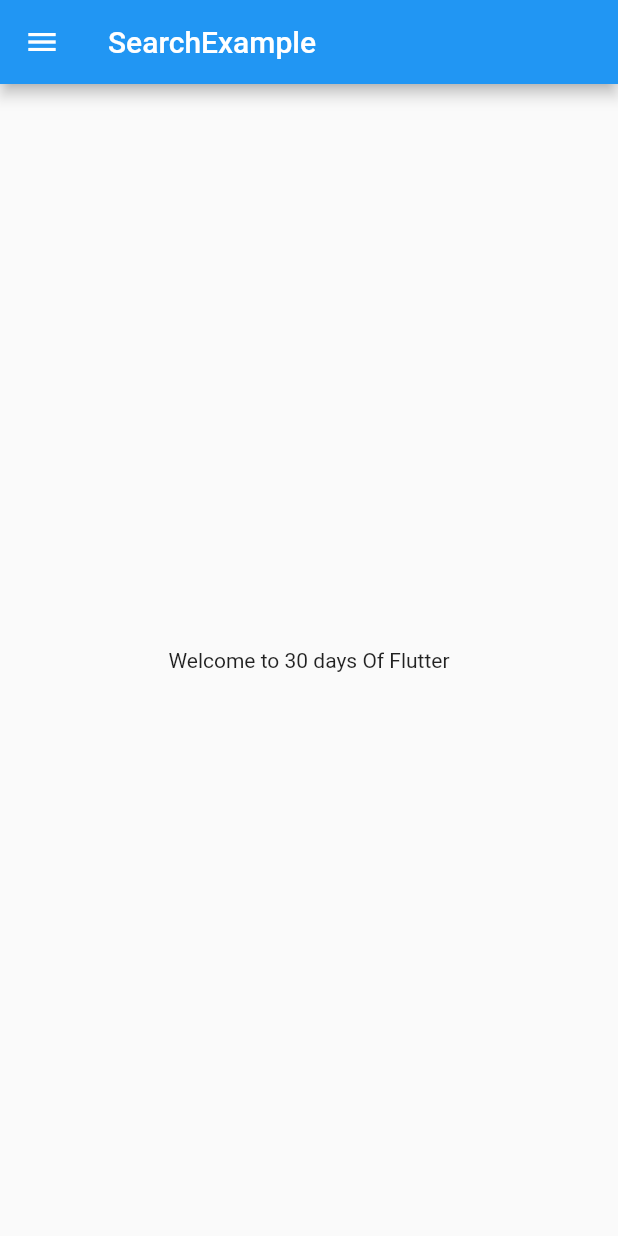
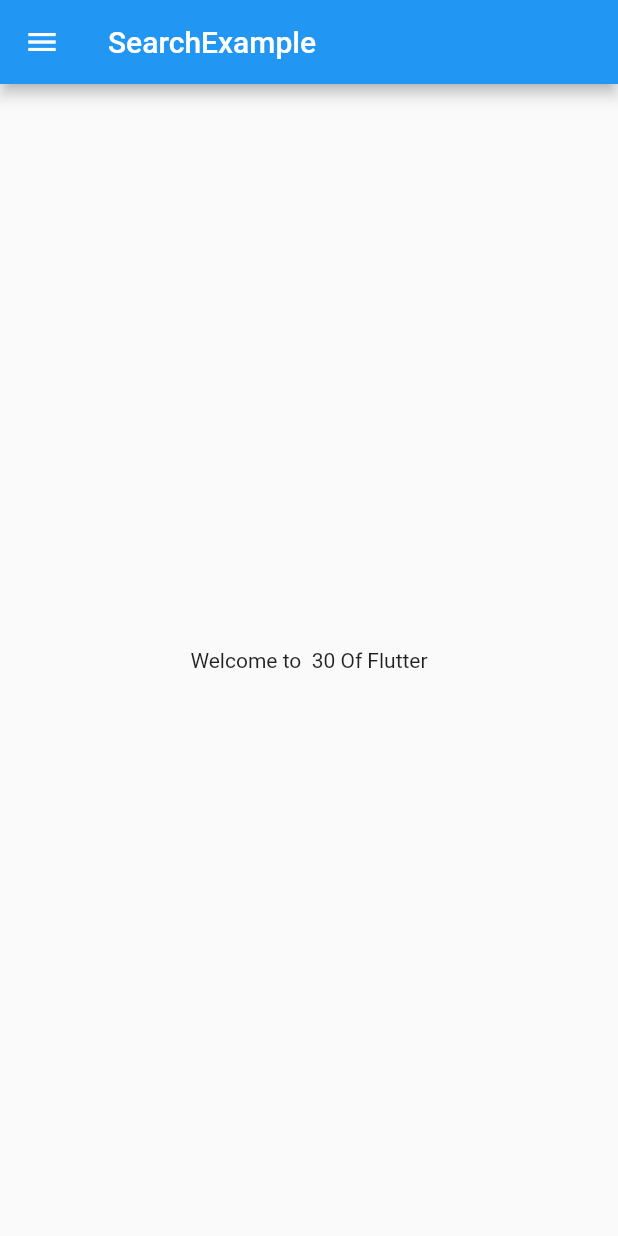
Before and after one commit to Vivek-kumar-1/30daysofflutter, a Flutter app: the screen it shows after launch, on a phone screen of 412 x 824 dp. Run offline on Flutter 3.47's test engine with Material 2 defaults, Android fonts, the phone set to English and light mode, and no system bars.

Commit message:
day 2 completed

```diff
--- a/lib/homepage.dart
+++ b/lib/app_screens/homepage.dart
@@ -1,7 +1,9 @@
 import 'package:flutter/material.dart';
 
+// ignore: must_be_immutable
 class HomePage extends StatelessWidget {
-  const HomePage({Key? key}) : super(key: key);
+  int days = 30;
+  String name = 'Flutter';
 
   @override
   Widget build(BuildContext context) {
@@ -11,7 +13,7 @@ class HomePage extends StatelessWidget {
       ),
       body: Center(
         child: Container(
-          child: Text('Welcome to 30 days Of Flutter'),
+          child: Text('Welcome to  $days Of $name'),
         ),
       ),
       drawer: Drawer(),
--- a/lib/main.dart
+++ b/lib/main.dart
@@ -1,6 +1,6 @@
 import 'package:flutter/material.dart';
 
-import 'homepage.dart';
+import 'app_screens/homepage.dart';
 
 void main() {
   runApp(MyApp());
```
